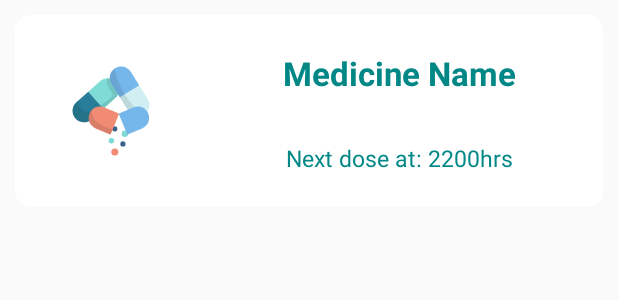
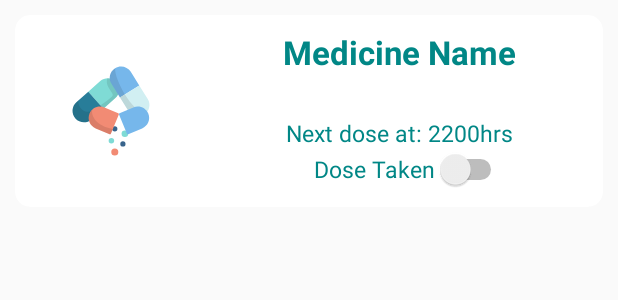
Before and after one commit to jasmeet0915/RemedE-Reminding-Medicines-Everyday, an Android app: the layout med_layout.xml on its own in the app's theme, with its tools: preview values and no code run, on a phone screen of 412 x 824 dp. Shown: the top 300 px of the screen. Run offline under Robolectric (Android 15) with nearby library versions, the phone set to English and light mode, and no system bars.

Commit message:
toggle on click listener added to Recycler Adapter

```diff
--- a/remedE-app/app/src/main/java/com/example/remede/RecyclerAdapter.kt
+++ b/remedE-app/app/src/main/java/com/example/remede/RecyclerAdapter.kt
@@ -1,9 +1,11 @@
 package com.example.remede
 import android.content.Intent
+import android.util.Log
 import android.view.LayoutInflater
 import android.view.View
 import android.view.ViewGroup
 import android.widget.ImageView
+import android.widget.Switch
 import android.widget.TextView
 import androidx.appcompat.view.menu.ActionMenuItemView
 import androidx.recyclerview.widget.RecyclerView
@@ -18,6 +20,7 @@ class RecyclerAdapter(private val medNames: List<String>,
         val itemName: TextView = itemView.findViewById(R.id.medName)
         val itemNextDose: TextView = itemView.findViewById(R.id.nextDose)
         val pillImage: ImageView = itemView.findViewById(R.id.pillIcon)
+        val takenSwitch: Switch = itemView.findViewById(R.id.takenSwitch)
 
         init {
             itemView.setOnClickListener{v: View ->
@@ -29,6 +32,16 @@ class RecyclerAdapter(private val medNames: List<String>,
                 v.context.startActivity(intent)
             }
         }
+        init{
+            takenSwitch.setOnCheckedChangeListener{ _ , isChecked ->
+                val message = isChecked
+                if (isChecked){
+                    Log.i("RecyclerAdapter", "medicine taken")
+                }
+            }
+
+        }
+
     }
 
     override fun onCreateViewHolder(parent: ViewGroup, viewType: Int): ViewHolder {
--- a/remedE-app/app/src/main/res/layout/med_layout.xml
+++ b/remedE-app/app/src/main/res/layout/med_layout.xml
@@ -29,7 +29,7 @@
         <TextView
             android:id="@+id/medName"
             android:layout_width="251dp"
-            android:layout_height="58dp"
+            android:layout_height="wrap_content"
             android:text="Medicine Name"
             android:textSize="10pt"
             android:textColor="#018786"
@@ -41,14 +41,32 @@
         <TextView
             android:id="@+id/nextDose"
             android:layout_width="251dp"
-            android:layout_height="45dp"
+            android:layout_height="wrap_content"
             android:text="Next dose at: 2200hrs"
             android:textSize="7pt"
             android:textColor="#018786"
+            app:layout_constraintTop_toBottomOf="@id/medName"
             app:layout_constraintBottom_toBottomOf="parent"
             app:layout_constraintEnd_toEndOf="parent"
             android:gravity="center"/>
 
+        <Switch
+            android:id="@+id/takenSwitch"
+            android:layout_width="wrap_content"
+            android:layout_height="wrap_content"
+            android:checked="false"
+            android:text="Dose Taken"
+            android:textColor="#018786"
+            android:textSize="7pt"
+            android:textOff="No"
+            android:textOn="Yes"
+            app:layout_constraintBottom_toBottomOf="parent"
+            app:layout_constraintEnd_toEndOf="parent"
+            app:layout_constraintHorizontal_bias="0.603"
+            app:layout_constraintStart_toEndOf="@id/pillIcon"
+            app:layout_constraintTop_toBottomOf="@id/nextDose"
+            app:layout_constraintVertical_bias="0.09" />
+
     </androidx.constraintlayout.widget.ConstraintLayout>
 
 </androidx.cardview.widget.CardView>
```
